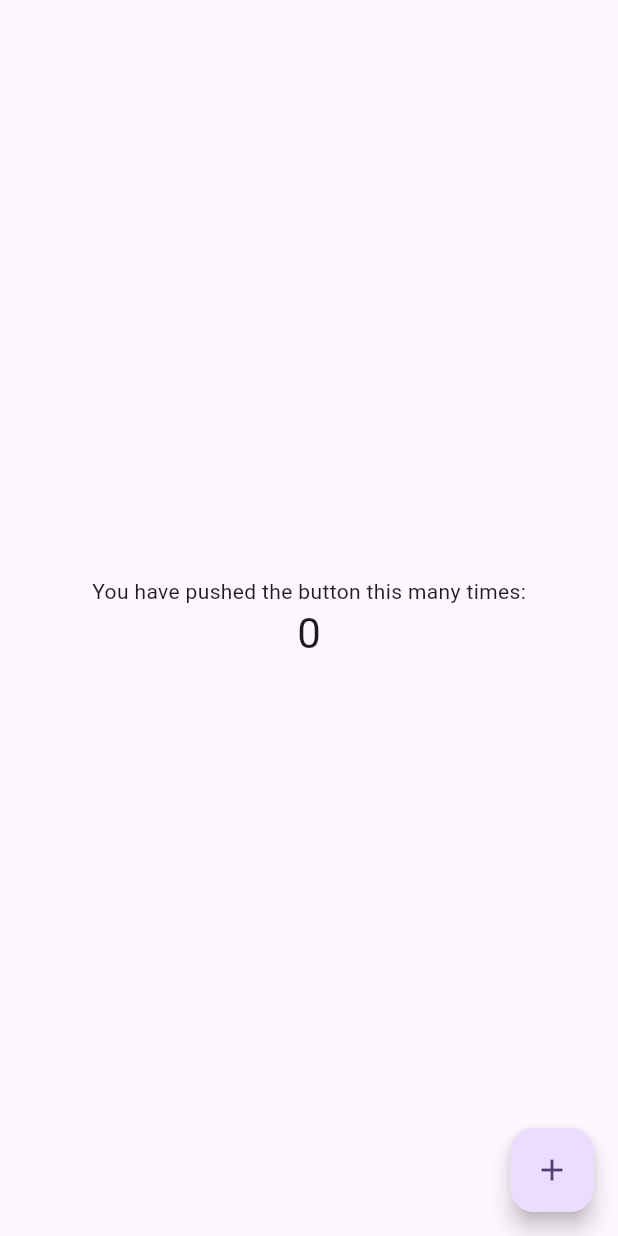
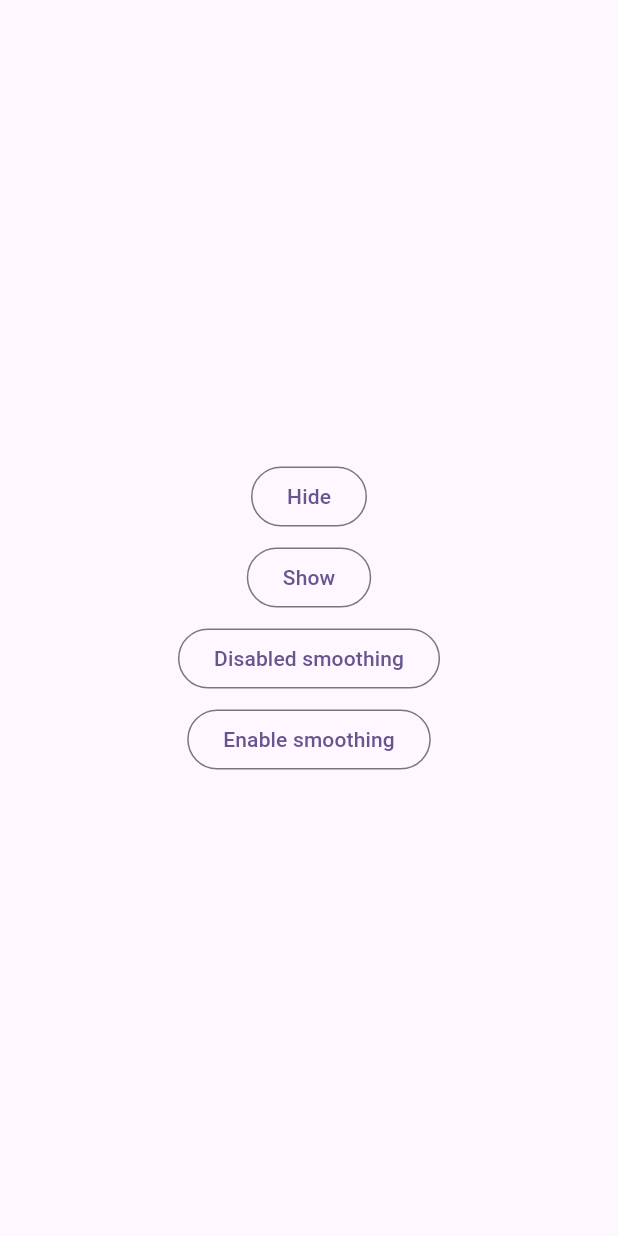
Before and after one commit to Alxlol/fps_counter, a Flutter app: the screen it shows after launch, on a phone screen of 412 x 824 dp. Run offline on Flutter 3.47's test engine with Material 3 defaults, Android fonts, the phone set to English and light mode, and no system bars.

Commit message:
updated example project

```diff
--- a/example/lib/main.dart
+++ b/example/lib/main.dart
@@ -4,61 +4,38 @@ import 'package:fps_counter/fps_counter.dart';
 void main() {
   WidgetsFlutterBinding.ensureInitialized();
   FpsCounter.initialize();
-  runApp(const MyApp());
+  runApp(const ExampleApp());
 }
 
-class MyApp extends StatelessWidget {
-  const MyApp({super.key});
+class ExampleApp extends StatelessWidget {
+  const ExampleApp({super.key});
 
   @override
   Widget build(BuildContext context) {
     return MaterialApp(
-      title: 'Flutter Demo',
+      title: 'FPS Counter example app',
       theme: ThemeData(
         colorScheme: ColorScheme.fromSeed(seedColor: Colors.deepPurple),
       ),
-      home: const MyHomePage(title: 'Flutter Demo Home Page'),
-    );
-  }
-}
-
-class MyHomePage extends StatefulWidget {
-  const MyHomePage({super.key, required this.title});
-
-  final String title;
-
-  @override
-  State<MyHomePage> createState() => _MyHomePageState();
-}
-
-class _MyHomePageState extends State<MyHomePage> {
-  int _counter = 0;
-
-  void _incrementCounter() {
-    setState(() {
-      _counter++;
-    });
-  }
-
-  @override
-  Widget build(BuildContext context) {
-    return Scaffold(
+      home: Scaffold(
         body: Center(
           child: Column(
             mainAxisAlignment: MainAxisAlignment.center,
+            spacing: 6,
             children: <Widget>[
-            const Text('You have pushed the button this many times:'),
-            Text(
-              '$_counter',
-              style: Theme.of(context).textTheme.headlineMedium,
-            ),
+              OutlinedButton(
+                  onPressed: FpsCounter.hideFps, child: Text('Hide')),
+              OutlinedButton(
+                  onPressed: FpsCounter.showFps, child: Text('Show')),
+              OutlinedButton(
+                  onPressed: () => FpsCounter.setSmoothing(false),
+                  child: Text('Disabled smoothing')),
+              OutlinedButton(
+                  onPressed: () => FpsCounter.setSmoothing(true),
+                  child: Text('Enable smoothing'))
             ],
           ),
         ),
-      floatingActionButton: FloatingActionButton(
-        onPressed: _incrementCounter,
-        tooltip: 'Increment',
-        child: const Icon(Icons.add),
       ),
     );
   }
```
Also changed, not shown: example/pubspec.lock. Lines whose indentation alone changed are shown as unchanged.
